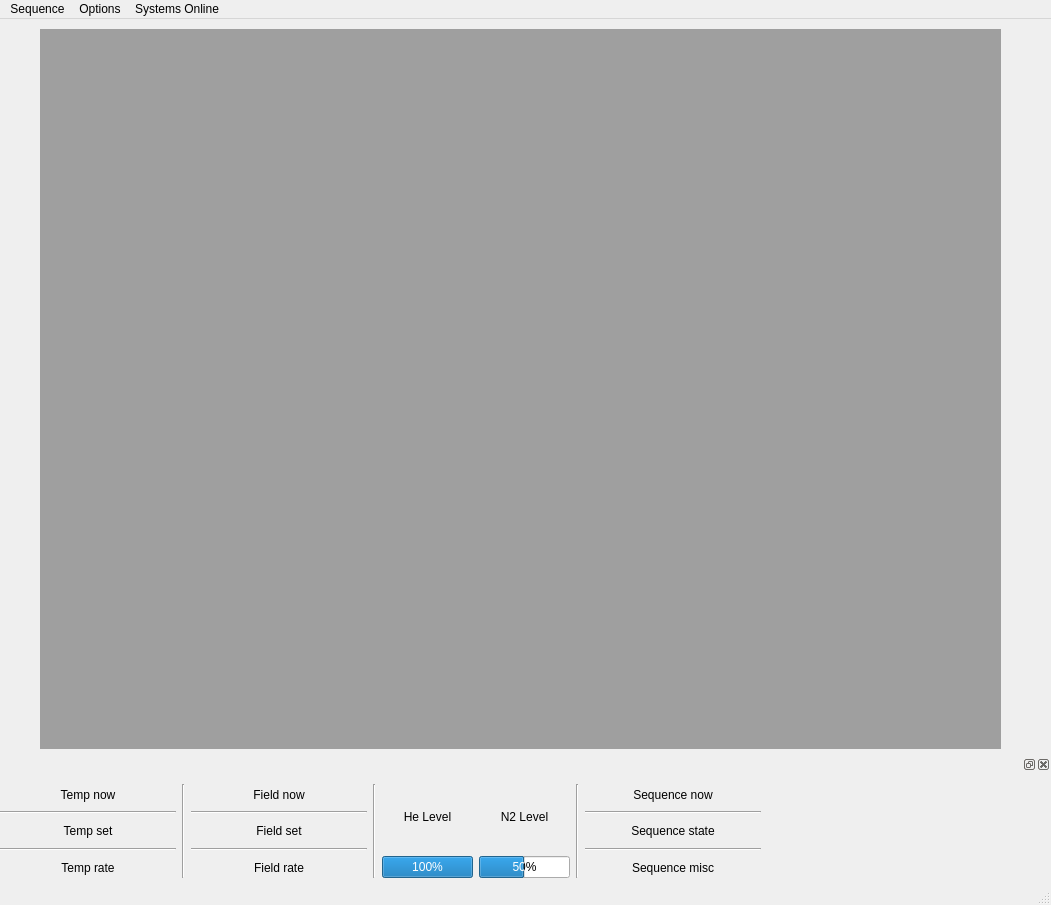
Before: the Qt Designer form configurations/Cryostat GUI.ui in Cryostat-GUI/Cryostat-GUI, drawn with Qt 5.
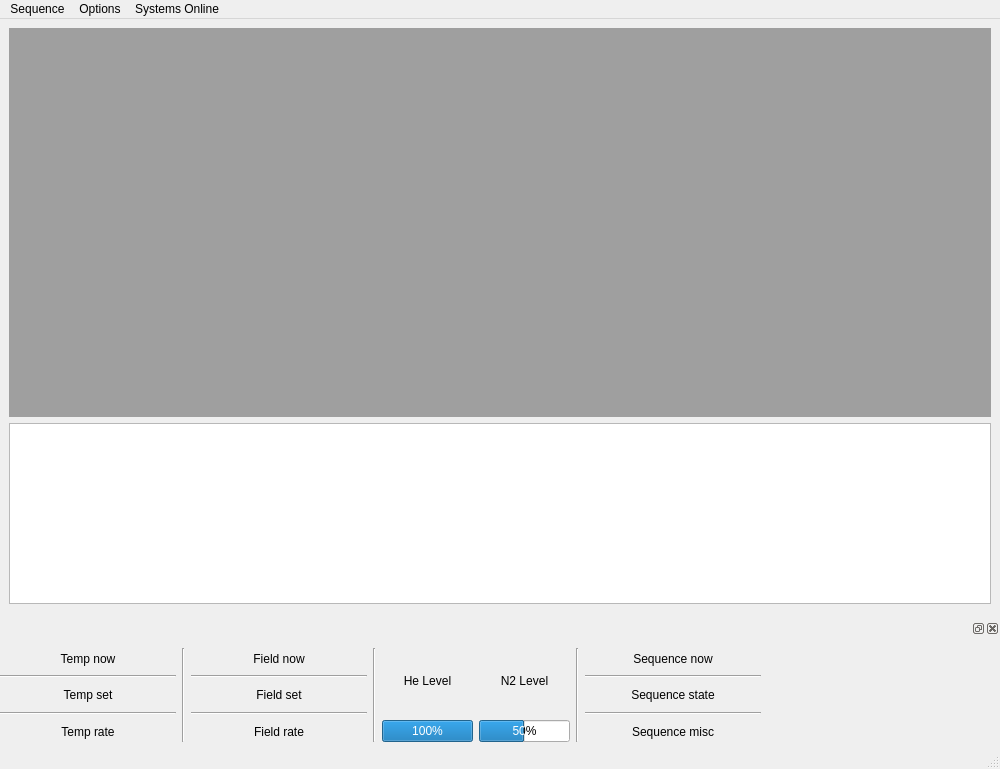
After: the same form once the commit is applied.

The edit to the form file:
```diff
--- a/configurations/Cryostat GUI.ui
+++ b/configurations/Cryostat GUI.ui
@@ -6,22 +6,22 @@
    <rect>
     <x>0</x>
     <y>0</y>
-    <width>1051</width>
-    <height>905</height>
+    <width>1000</width>
+    <height>769</height>
    </rect>
   </property>
   <property name="windowTitle">
    <string>Cryostat GUI</string>
   </property>
   <widget class="QWidget" name="centralwidget">
+   <layout class="QGridLayout" name="gridLayout">
+    <item row="0" column="0">
    <widget class="QMdiArea" name="mdiArea">
-    <property name="geometry">
-     <rect>
-      <x>40</x>
-      <y>10</y>
-      <width>961</width>
-      <height>721</height>
-     </rect>
+      <property name="sizePolicy">
+       <sizepolicy hsizetype="Preferred" vsizetype="Preferred">
+        <horstretch>0</horstretch>
+        <verstretch>0</verstretch>
+       </sizepolicy>
     </property>
     <property name="mouseTracking">
      <bool>false</bool>
@@ -38,13 +38,28 @@
      </property>
     </widget>
    </widget>
+    </item>
+    <item row="1" column="0">
+     <widget class="QTextBrowser" name="textErrors">
+      <property name="sizePolicy">
+       <sizepolicy hsizetype="Expanding" vsizetype="Expanding">
+        <horstretch>0</horstretch>
+        <verstretch>0</verstretch>
+       </sizepolicy>
+      </property>
+      <property name="readOnly">
+       <bool>true</bool>
+      </property>
+     </widget>
+    </item>
+   </layout>
   </widget>
   <widget class="QMenuBar" name="menubar">
    <property name="geometry">
     <rect>
      <x>0</x>
      <y>0</y>
-     <width>1051</width>
+     <width>1000</width>
      <height>21</height>
     </rect>
    </property>
@@ -110,7 +125,7 @@
   <widget class="QDockWidget" name="Main_dock_infobox">
    <property name="minimumSize">
     <size>
-     <width>1051</width>
+     <width>0</width>
      <height>128</height>
     </size>
    </property>
```
Left out of the diff: 2 changed lines with no effect on the pictures. Lines whose indentation alone changed are shown as unchanged.
